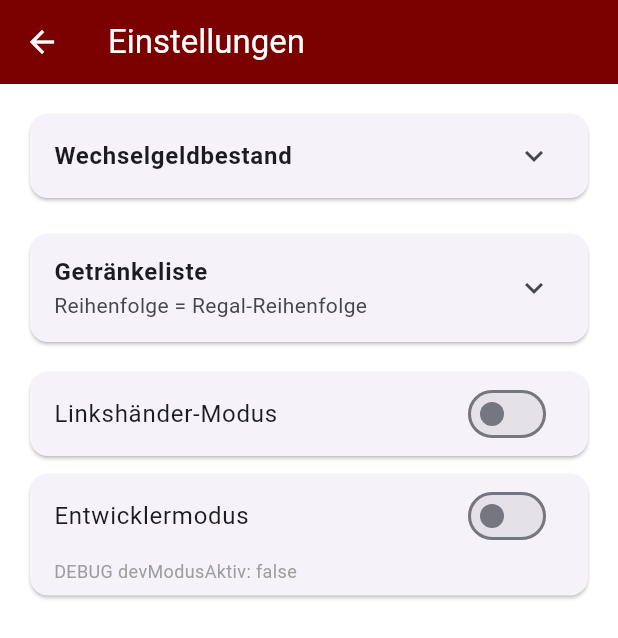
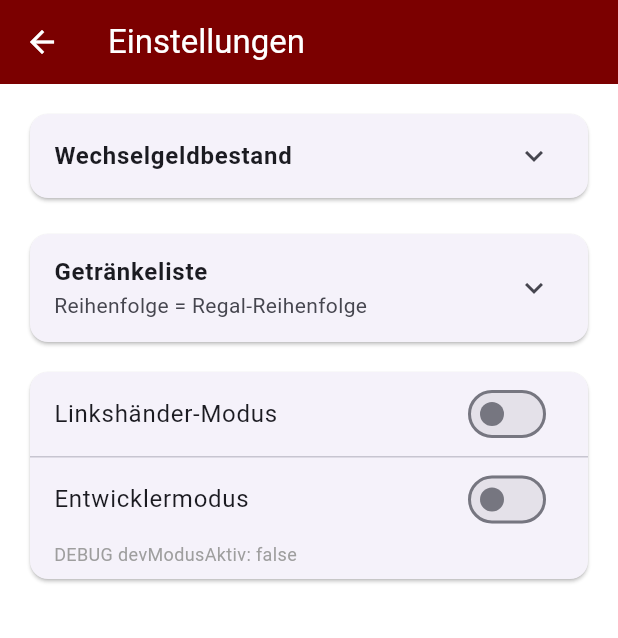
Before and after one commit to pacodemant/kino-tagesabschluss, a Flutter app: the EinstellungenSeite screen opened by its route, on a phone screen of 412 x 824 dp. Shown: the top 638 px of the screen. Run offline on Flutter 3.47's test engine with Material 3 defaults, Android fonts, the phone set to English and light mode, and no system bars; our stand-ins replace google_fonts, shared_preferences; accounts and stored records are empty.

Commit message:
R184a: Getränke-Liste Bündigkeit statt Reihenfolge, fontSize 15, Linkshänder-Switch in Entwicklermodus-Kachel

```diff
--- a/lib/pages/einstellungen_seite.dart
+++ b/lib/pages/einstellungen_seite.dart
@@ -853,18 +853,16 @@ class _EinstellungenSeiteState extends State<EinstellungenSeite> {
             ),
           ),
           Card(
-            child: SwitchListTile(
-              title: const Text('Linkshänder-Modus'),
-              value: _linkshaenderModus,
-              onChanged: _onLinkshaenderGeaendert,
-              activeThumbColor: AppFarben.appBarRot,
-            ),
-          ),
-          const SizedBox(height: 4),
-          Card(
             child: Column(
               crossAxisAlignment: CrossAxisAlignment.start,
               children: <Widget>[
+                SwitchListTile(
+                  title: const Text('Linkshänder-Modus'),
+                  value: _linkshaenderModus,
+                  onChanged: _onLinkshaenderGeaendert,
+                  activeThumbColor: AppFarben.appBarRot,
+                ),
+                const Divider(height: 1),
                 SwitchListTile(
                   title: const Text('Entwicklermodus'),
                   value: _devModusAktiv,
```
Also changed, not shown: lib/pages/getraenke_auffuellen_seite.dart (+11 -11 lines).
